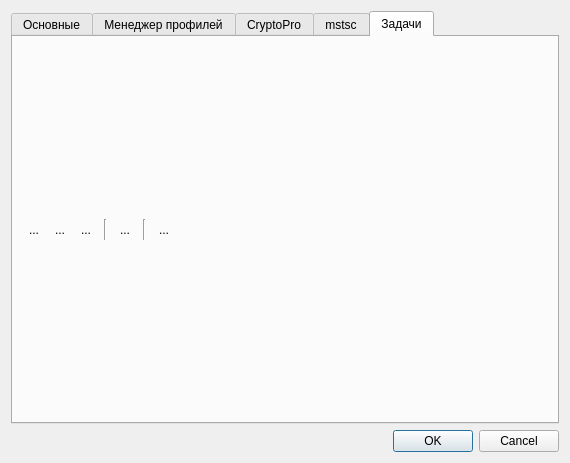
Above: bAdmin/dialogcertusercache.ui from arcirk/arcirk_all before the change. Below: the same form after it.
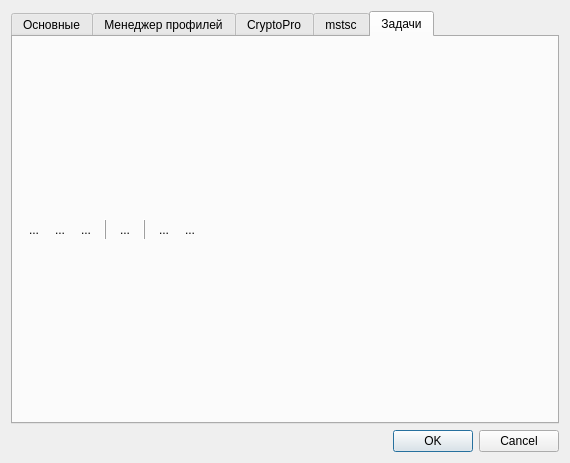
That is the form after the change. The open tabs and pages were chosen to show the change. Icons and pictures are not drawn.

What changed in the file:
```diff
--- a/bAdmin/dialogcertusercache.ui
+++ b/bAdmin/dialogcertusercache.ui
@@ -1002,7 +1002,7 @@
                   <enum>QFrame::VLine</enum>
                  </property>
                  <property name="frameShadow">
-                  <enum>QFrame::Sunken</enum>
+                  <enum>QFrame::Raised</enum>
                  </property>
                  <property name="text">
                   <string/>
@@ -1035,7 +1035,7 @@
                   <enum>QFrame::VLine</enum>
                  </property>
                  <property name="frameShadow">
-                  <enum>QFrame::Sunken</enum>
+                  <enum>QFrame::Raised</enum>
                  </property>
                  <property name="text">
                   <string/>
@@ -1056,6 +1056,20 @@
                  </property>
                 </widget>
                </item>
+               <item>
+                <widget class="QToolButton" name="btnInstallPlugin">
+                 <property name="text">
+                  <string>...</string>
+                 </property>
+                 <property name="icon">
+                  <iconset resource="ba_resurses.qrc">
+                   <normaloff>:/img/desktopOnline.png</normaloff>:/img/desktopOnline.png</iconset>
+                 </property>
+                 <property name="autoRaise">
+                  <bool>true</bool>
+                 </property>
+                </widget>
+               </item>
                <item>
                 <spacer name="horizontalSpacer_4">
                  <property name="orientation">
```
Left out of the diff: 10 changed lines with no effect on the pictures.
